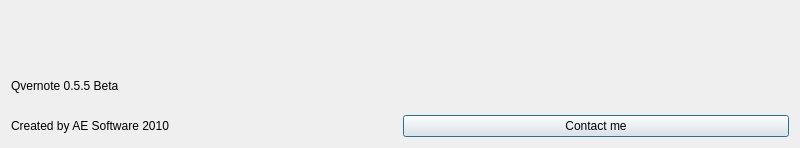
The window that QAboutDialog.ui (cas--/Qvernote) describes before a commit, drawn with Qt 5.
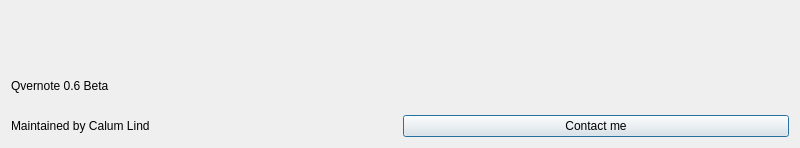
The same window after the commit. Icons and pictures are not drawn.

Commit message: Change contact and version number

What changed in the file:
```diff
--- a/QAboutDialog.ui
+++ b/QAboutDialog.ui
@@ -33,7 +33,7 @@
    <item row="1" column="0">
     <widget class="QLabel" name="label_2">
      <property name="text">
-      <string>Qvernote 0.5.5 Beta</string>
+      <string>Qvernote 0.6 Beta</string>
      </property>
      <property name="alignment">
       <set>Qt::AlignLeading|Qt::AlignLeft|Qt::AlignVCenter</set>
@@ -43,7 +43,7 @@
    <item row="2" column="0">
     <widget class="QLabel" name="label_3">
      <property name="text">
-      <string>Created by AE Software 2010</string>
+      <string>Maintained by Calum Lind</string>
      </property>
      <property name="alignment">
       <set>Qt::AlignLeading|Qt::AlignLeft|Qt::AlignVCenter</set>
```
The commit also changes 1 other file.
